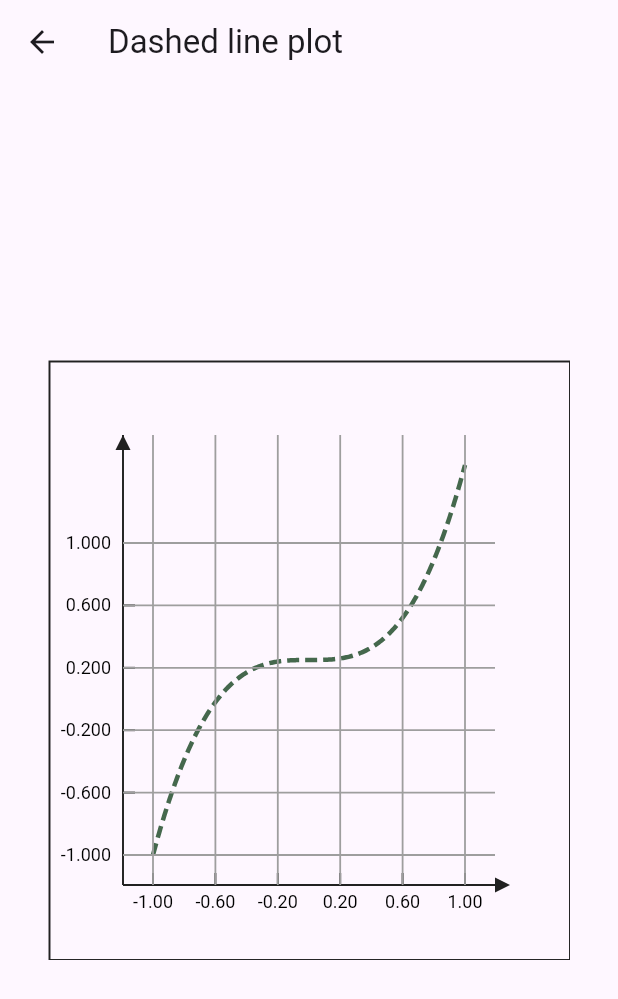
After one commit to ClementBeal/pretty_charts, a Flutter app: the LinePlotScreen screen opened directly, after a tap on "Dashed Line Plot", on a phone screen of 412 x 824 dp. The commit adds this screen. Shown: the top 999 px of the screen. Run offline on Flutter 3.47's test engine with Material 3 defaults, Android fonts, the phone set to English and light mode, and no system bars.

Commit message:
add dashed line

```diff
--- a/example/lib/features/line_plot/line_plot_screen.dart
+++ b/example/lib/features/line_plot/line_plot_screen.dart
@@ -1,3 +1,4 @@
+import 'package:example/features/line_plot/screens/dashed_line_plot_screen.dart';
 import 'package:example/features/line_plot/screens/multiple_line_plots_screen.dart';
 import 'package:example/features/line_plot/screens/simple_line_plot_screen.dart';
 import 'package:flutter/material.dart';
@@ -35,6 +36,18 @@ class LinePlotScreen extends StatelessWidget {
             },
           ),
           Divider(),
+          ListTile(
+            title: Text("Dashed Line Plot"),
+            subtitle: Text("Use a dashed line"),
+            onTap: () {
+              Navigator.of(context).push(
+                MaterialPageRoute(
+                  builder: (context) => DashedLinePlotScreen(),
+                ),
+              );
+            },
+          ),
+          Divider(),
         ],
       ),
     );
--- /dev/null
+++ b/example/lib/features/line_plot/screens/dashed_line_plot_screen.dart
@@ -0,0 +1,51 @@
+import 'dart:math';
+
+import 'package:flutter/material.dart';
+import 'package:pretty_charts/pretty_charts.dart';
+
+class DashedLinePlotScreen extends StatelessWidget {
+  const DashedLinePlotScreen({super.key});
+
+  @override
+  Widget build(BuildContext context) {
+    return Scaffold(
+      appBar: AppBar(
+        title: const Text("Dashed line plot"),
+      ),
+      body: Center(
+        child: Padding(
+          padding: const EdgeInsets.all(32.0),
+          child: SizedBox(
+            width: 400,
+            height: 400,
+            child: LinePlot(
+              axes: Axes(
+                xLimits: AxesLimit(-1, 1),
+                yLimits: AxesLimit(-1, 1),
+                numberOfTicksOnX: 5,
+                numberOfTicksOnY: 5,
+                showGrid: true,
+                bordersToDisplay: [AxesBorder.left, AxesBorder.bottom],
+                arrowsToDisplay: [AxesBorder.top, AxesBorder.right],
+                xLabelsBuilder: (x) {
+                  return x.toStringAsFixed(2);
+                },
+                yLabelsBuilder: (x) {
+                  return x.toStringAsFixed(3);
+                },
+              ),
+              data: [
+                LinePlotData(
+                  onGenerate: (x) {
+                    return pow(x, 3).toDouble();
+                  },
+                  lineStyle: LineStyle.dashed,
+                ),
+              ],
+            ),
+          ),
+        ),
+      ),
+    );
+  }
+}
--- a/lib/pretty_charts.dart
+++ b/lib/pretty_charts.dart
@@ -1,5 +1,5 @@
 library pretty_charts;
 
 export 'src/plots/line_plot/line_plot.dart' show LinePlot;
-export 'src/plots/line_plot/line_plot_data.dart' show LinePlotData;
+export 'src/plots/line_plot/line_plot_data.dart' show LinePlotData, LineStyle;
 export 'src/axes/axes.dart' show Axes, AxesLimit, AxesBorder;
--- a/lib/src/plots/line_plot/line_plot.dart
+++ b/lib/src/plots/line_plot/line_plot.dart
@@ -127,7 +127,7 @@ class LinePlotPainter extends CustomPainter {
 
     // draw a curve
     for (var d in data) {
-      final curvePath = Path();
+      var curvePath = Path();
       final curvePainter = Paint()
         ..color = d.lineColor
         ..style = PaintingStyle.stroke
@@ -170,7 +170,17 @@ class LinePlotPainter extends CustomPainter {
 
       final currentLength = totalLength * animationProgress;
 
-      final extractedPath = extractPathUntilLength(curvePath, currentLength);
+      var extractedPath = extractPathUntilLength(curvePath, currentLength);
+
+      switch (d.lineStyle) {
+        case LineStyle.solid:
+          break;
+        case LineStyle.dashed:
+          extractedPath = useDashedLine(extractedPath);
+          break;
+        case LineStyle.point:
+          break;
+      }
 
       canvas.clipRect(Rect.fromLTWH(internalPadding, height - internalPadding,
           paddedWidth, -paddedHeight));
@@ -182,6 +192,32 @@ class LinePlotPainter extends CustomPainter {
   bool shouldRepaint(covariant CustomPainter oldDelegate) {
     return false;
   }
+}
+
+Path useDashedLine(Path originalPath) {
+  const double dashLength = 8;
+  const double dashSpacing = 4;
+
+  final path = Path();
+  var metrics = originalPath.computeMetrics();
+  var metricsIterator = metrics.iterator;
+
+  while (metricsIterator.moveNext()) {
+    var metric = metricsIterator.current;
+
+    double offset = 0;
+    while (offset * (dashSpacing + dashLength) < metric.length) {
+      var extractedPath = metric.extractPath(
+        offset * (dashSpacing + dashLength),
+        offset * (dashSpacing + dashLength) + dashLength,
+      );
+      offset += 1;
+
+      path.addPath(extractedPath, Offset.zero);
+    }
+  }
+
+  return path;
 }
 
 Path extractPathUntilLength(
--- a/lib/src/plots/line_plot/line_plot_data.dart
+++ b/lib/src/plots/line_plot/line_plot_data.dart
@@ -3,9 +3,17 @@ import 'package:flutter/material.dart';
 class LinePlotData {
   final double Function(double x) onGenerate;
   final Color lineColor;
+  final LineStyle lineStyle;
 
   LinePlotData({
     required this.onGenerate,
     this.lineColor = const Color.fromARGB(255, 69, 104, 77),
+    this.lineStyle = LineStyle.solid,
   });
 }
+
+enum LineStyle {
+  solid,
+  dashed,
+  point;
+}
```
